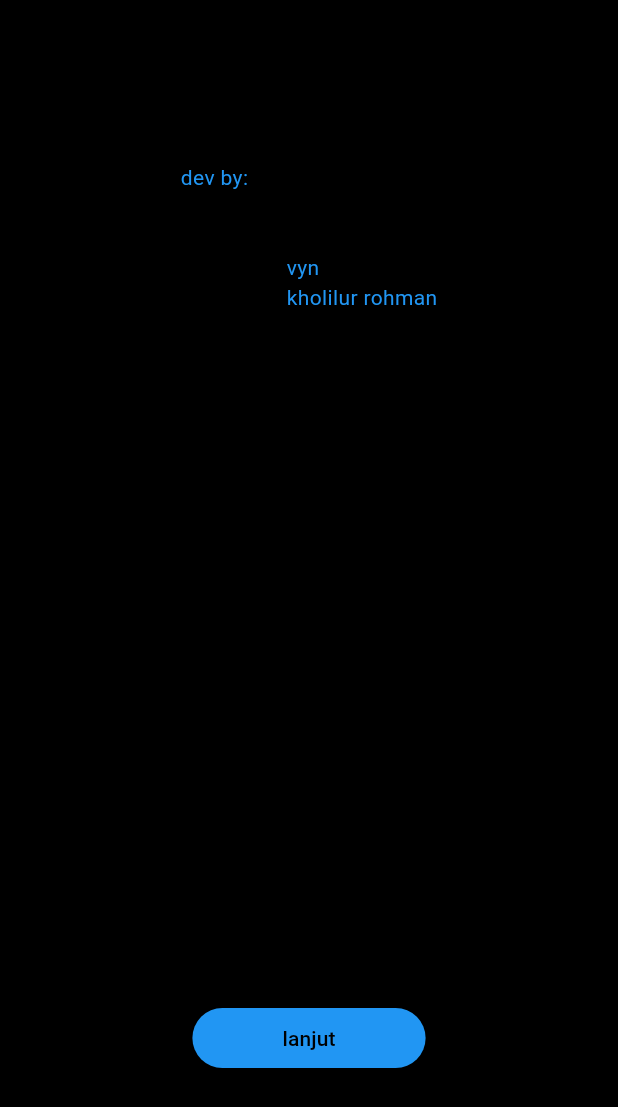
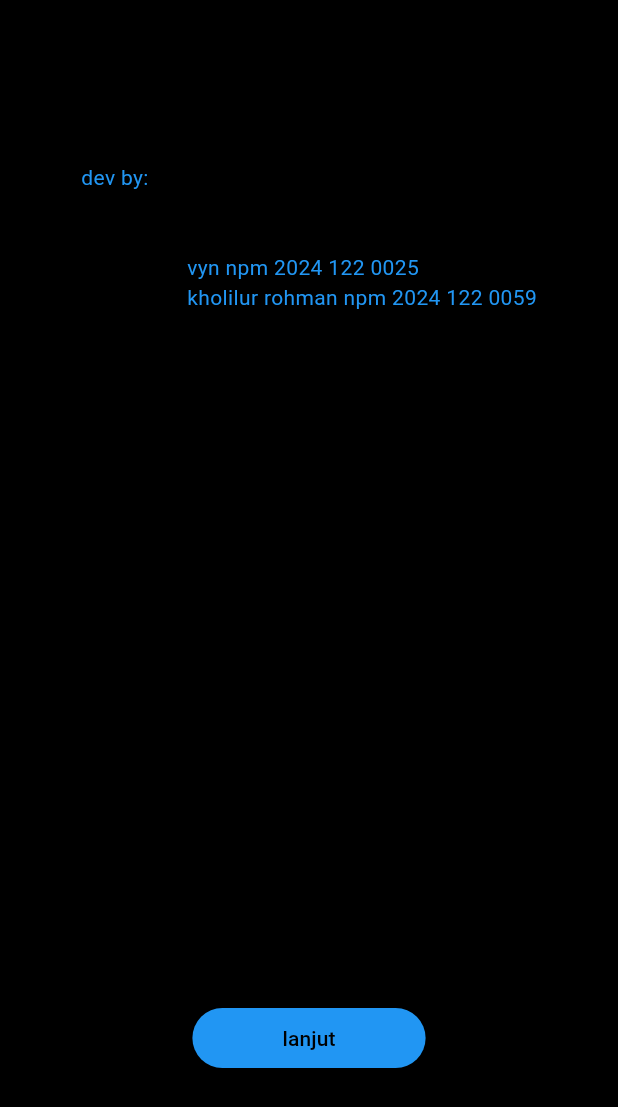
Before and after one commit to vynxidnIsHumanAndUHumans/apps, a Flutter app: the hal2 screen opened directly, on a phone screen of 412 x 824 dp. Shown: the top 1107 px of the screen. Run offline on Flutter 3.47's test engine with Material 3 defaults, Android fonts, the phone set to English and light mode, and no system bars.

Commit message:
Modify AUTHOR and AUTHOR2 strings in hal2 class
Updated AUTHOR and AUTHOR2 strings with new values.

```diff
--- a/lib/main.dart
+++ b/lib/main.dart
@@ -67,8 +67,8 @@ class hal1 extends StatelessWidget {
 
 
 class hal2 extends StatelessWidget {
-   final String AUTHOR = "vyn";
-   final String AUTHOR2 = "kholilur rohman";
+   final String AUTHOR = "vyn npm 2024 122 0025 ";
+   final String AUTHOR2 = "kholilur rohman npm 2024 122 0059";
 
   @override
   Widget build(BuildContext context){
@@ -180,7 +180,7 @@ class hal3 extends StatelessWidget {
 
 
 
-
+//hasil gpt
 class homevip extends StatelessWidget {
 
   final String nama = "NASABAH VIP";
```
